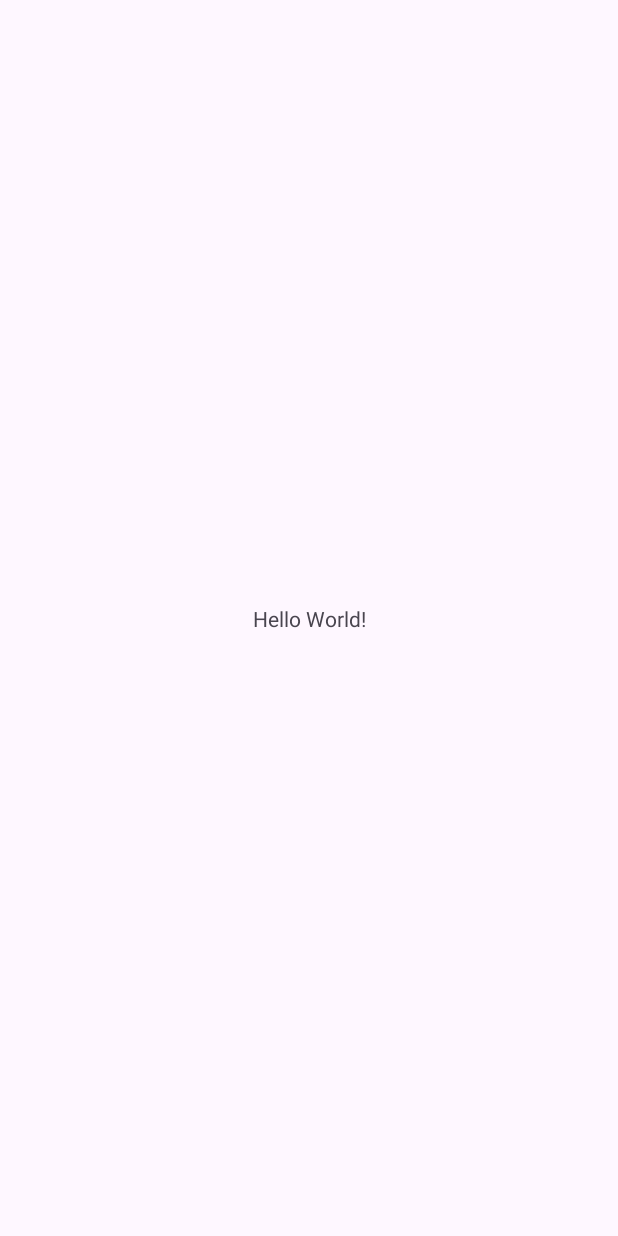
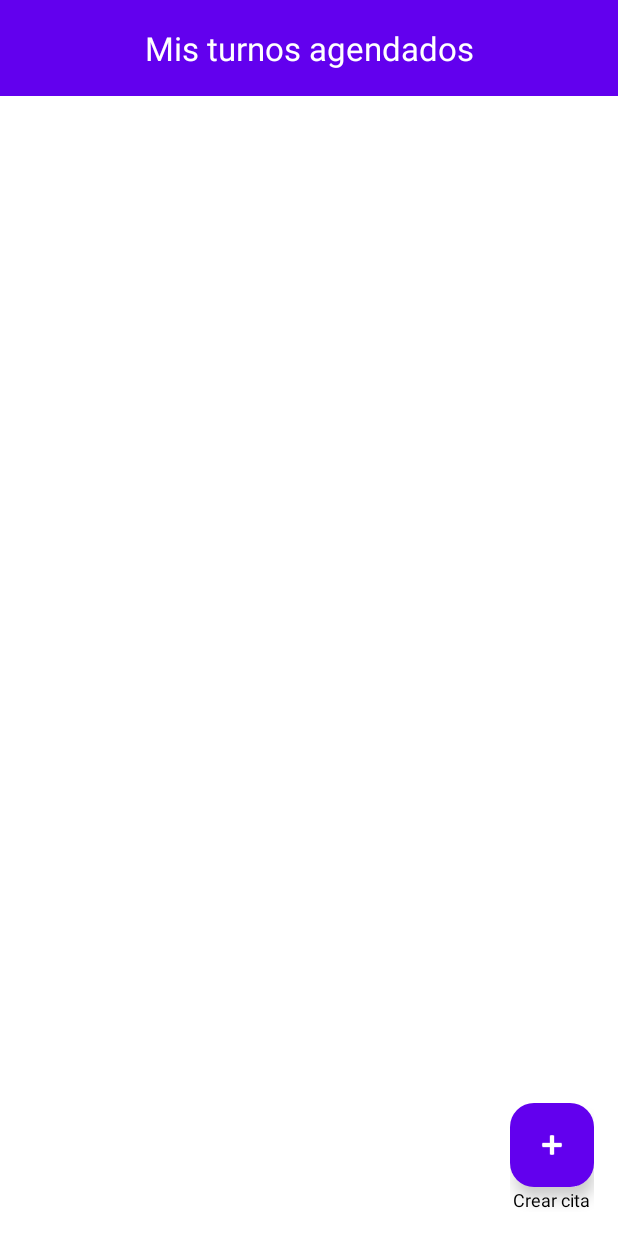
Before and after one commit to daliss228/TurnosMedicosFinal, an Android app: the screen it shows after launch (MainActivity), on a phone screen of 412 x 824 dp. Before the commit the screen is almost empty. Run offline under Robolectric (Android 15) with nearby library versions, the phone set to English and light mode, and no system bars.

Commit message:
WIP: Cambios Antrs del merge

```diff
--- a/app/src/main/AndroidManifest.xml
+++ b/app/src/main/AndroidManifest.xml
@@ -16,10 +16,10 @@
             android:exported="true">
             <intent-filter>
                 <action android:name="android.intent.action.MAIN" />
-
                 <category android:name="android.intent.category.LAUNCHER" />
             </intent-filter>
         </activity>
+        <activity android:name=".NuevaCitaActivity" />
     </application>
 
 </manifest>
--- a/app/src/main/java/com/example/turnosmedicosfinal/MainActivity.kt
+++ b/app/src/main/java/com/example/turnosmedicosfinal/MainActivity.kt
@@ -5,16 +5,34 @@ import androidx.activity.enableEdgeToEdge
 import androidx.appcompat.app.AppCompatActivity
 import androidx.core.view.ViewCompat
 import androidx.core.view.WindowInsetsCompat
+import androidx.appcompat.widget.Toolbar
+
+import android.content.Intent
+import com.google.android.material.floatingactionbutton.FloatingActionButton
+
 
 class MainActivity : AppCompatActivity() {
     override fun onCreate(savedInstanceState: Bundle?) {
         super.onCreate(savedInstanceState)
         enableEdgeToEdge()
         setContentView(R.layout.activity_main)
-        ViewCompat.setOnApplyWindowInsetsListener(findViewById(R.id.main)) { v, insets ->
-            val systemBars = insets.getInsets(WindowInsetsCompat.Type.systemBars())
-            v.setPadding(systemBars.left, systemBars.top, systemBars.right, systemBars.bottom)
+        val fab = findViewById<FloatingActionButton>(R.id.fabCrearCita)
+        fab.setOnClickListener {
+            val intent = Intent(this, NuevaCitaActivity::class.java)
+            startActivity(intent)
+        }
+
+        // Asignar toolbar como ActionBar
+        val toolbar = findViewById<Toolbar>(R.id.topAppBar)
+        setSupportActionBar(toolbar)
+        supportActionBar?.title = "Mis turnos agendados"
+
+        // Padding para insets (barras del sistema)
+        ViewCompat.setOnApplyWindowInsetsListener(toolbar) { view, insets ->
+            val statusBarHeight = insets.getInsets(WindowInsetsCompat.Type.statusBars()).top
+            view.setPadding(view.paddingLeft, statusBarHeight, view.paddingRight, view.paddingBottom)
             insets
         }
+
     }
 }
--- /dev/null
+++ b/app/src/main/res/drawable/ic_baseline_arrow_back_ios_24.xml
@@ -0,0 +1,5 @@
+<vector xmlns:android="http://schemas.android.com/apk/res/android" android:autoMirrored="true" android:height="24dp" android:tint="#000000" android:viewportHeight="24" android:viewportWidth="24" android:width="24dp">
+
+    <path android:fillColor="@android:color/white" android:pathData="M11.67,3.87L9.9,2.1 0,12l9.9,9.9 1.77,-1.77L3.54,12z"/>
+
+</vector>
--- /dev/null
+++ b/app/src/main/res/drawable/white_background.xml
@@ -0,0 +1,5 @@
+<?xml version="1.0" encoding="utf-8"?>
+<shape xmlns:android="http://schemas.android.com/apk/res/android"
+    android:shape="rectangle">
+    <solid android:color="@android:color/white" />
+</shape>
--- a/app/src/main/res/layout/activity_main.xml
+++ b/app/src/main/res/layout/activity_main.xml
@@ -1,19 +1,55 @@
 <?xml version="1.0" encoding="utf-8"?>
-<androidx.constraintlayout.widget.ConstraintLayout xmlns:android="http://schemas.android.com/apk/res/android"
+<androidx.coordinatorlayout.widget.CoordinatorLayout xmlns:android="http://schemas.android.com/apk/res/android"
     xmlns:app="http://schemas.android.com/apk/res-auto"
-    xmlns:tools="http://schemas.android.com/tools"
     android:id="@+id/main"
     android:layout_width="match_parent"
-    android:layout_height="match_parent"
-    tools:context=".MainActivity">
+    android:layout_height="match_parent">
 
-    <TextView
+    <!-- Barra superior -->
+    <com.google.android.material.appbar.MaterialToolbar
+        android:id="@+id/topAppBar"
+        android:layout_width="match_parent"
+        android:layout_height="?attr/actionBarSize"
+        android:background="@color/purple_500"
+        android:title="Mis turnos agendados"
+        app:titleTextColor="@android:color/white"
+        app:titleCentered="true"
+        app:popupTheme="@style/ThemeOverlay.Material3.Light" />
+
+    <!-- Lista de turnos -->
+    <androidx.recyclerview.widget.RecyclerView
+        android:id="@+id/recyclerTurnos"
+        android:layout_width="match_parent"
+        android:layout_height="match_parent"
+        android:layout_marginTop="?attr/actionBarSize"
+        android:paddingBottom="80dp"
+        android:clipToPadding="false"
+        app:layout_behavior="@string/appbar_scrolling_view_behavior" />
+
+    <!-- Botón flotante + texto -->
+    <LinearLayout
         android:layout_width="wrap_content"
         android:layout_height="wrap_content"
-        android:text="Hello World!"
-        app:layout_constraintBottom_toBottomOf="parent"
-        app:layout_constraintEnd_toEndOf="parent"
-        app:layout_constraintStart_toStartOf="parent"
-        app:layout_constraintTop_toTopOf="parent" />
+        android:layout_gravity="bottom|end"
+        android:layout_margin="16dp"
+        android:orientation="vertical"
+        android:gravity="center_horizontal">
 
-</androidx.constraintlayout.widget.ConstraintLayout>
+        <com.google.android.material.floatingactionbutton.FloatingActionButton
+            android:id="@+id/fabCrearCita"
+            android:layout_width="wrap_content"
+            android:layout_height="wrap_content"
+            android:contentDescription="Crear cita"
+            android:src="@android:drawable/ic_input_add"
+            app:tint="@android:color/white"
+            app:backgroundTint="@color/purple_500" />
+
+        <TextView
+            android:layout_width="wrap_content"
+            android:layout_height="wrap_content"
+            android:text="Crear cita"
+            android:textSize="12sp"
+            android:textColor="@android:color/black" />
+    </LinearLayout>
+
+</androidx.coordinatorlayout.widget.CoordinatorLayout>
--- a/app/src/main/res/values-night/themes.xml
+++ b/app/src/main/res/values-night/themes.xml
@@ -1,7 +1,16 @@
 <resources xmlns:tools="http://schemas.android.com/tools">
-    <!-- Base application theme. -->
-    <style name="Base.Theme.TurnosMedicosFinal" parent="Theme.Material3.DayNight.NoActionBar">
-        <!-- Customize your dark theme here. -->
-        <!-- <item name="colorPrimary">@color/my_dark_primary</item> -->
+    <style name="Theme.TurnosMedicosFinal" parent="Theme.Material3.DayNight.NoActionBar">
+        <!-- Colores base del tema -->
+        <item name="colorPrimary">@color/purple_500</item>
+        <item name="colorOnPrimary">@android:color/white</item>
+        <item name="colorSecondary">@color/purple_700</item>
+        <item name="colorOnSecondary">@android:color/white</item>
+
+        <!-- Fondo blanco -->
+        <item name="android:windowBackground">@drawable/white_background</item>
+
+        <!-- Opcional: bloquear modo oscuro -->
+        <item name="android:forceDarkAllowed">false</item>
+
     </style>
 </resources>
--- a/app/src/main/res/values/colors.xml
+++ b/app/src/main/res/values/colors.xml
@@ -2,4 +2,6 @@
 <resources>
     <color name="black">#FF000000</color>
     <color name="white">#FFFFFFFF</color>
+    <color name="purple_500">#6200EE</color>
+    <color name="purple_700">#3700B3</color>
 </resources>
--- a/app/src/main/res/values/themes.xml
+++ b/app/src/main/res/values/themes.xml
@@ -1,9 +1,16 @@
 <resources xmlns:tools="http://schemas.android.com/tools">
-    <!-- Base application theme. -->
-    <style name="Base.Theme.TurnosMedicosFinal" parent="Theme.Material3.DayNight.NoActionBar">
-        <!-- Customize your light theme here. -->
-        <!-- <item name="colorPrimary">@color/my_light_primary</item> -->
+    <style name="Theme.TurnosMedicosFinal" parent="Theme.Material3.DayNight.NoActionBar">
+        <!-- Colores base del tema -->
+        <item name="colorPrimary">@color/purple_500</item>
+        <item name="colorOnPrimary">@android:color/white</item>
+        <item name="colorSecondary">@color/purple_700</item>
+        <item name="colorOnSecondary">@android:color/white</item>
+
+        <!-- Fondo blanco -->
+        <item name="android:windowBackground">@drawable/white_background</item>
+
+        <!-- Opcional: bloquear modo oscuro -->
+        <item name="android:forceDarkAllowed">false</item>
+
     </style>
-
-    <style name="Theme.TurnosMedicosFinal" parent="Base.Theme.TurnosMedicosFinal" />
 </resources>
--- a/gradle/libs.versions.toml
+++ b/gradle/libs.versions.toml
@@ -1,5 +1,5 @@
 [versions]
-agp = "8.11.1"
+agp = "8.6.0"
 kotlin = "2.0.21"
 coreKtx = "1.16.0"
 junit = "4.13.2"
```
Also changed, not shown: app/src/main/java/com/example/turnosmedicosfinal/NuevaCitaActivity.kt (added, +116 -0 lines), app/src/main/res/drawable/avatar_placeholder.xml (added, +10 -0 lines), app/src/main/res/drawable/ic_add.xml (added, +10 -0 lines), app/src/main/res/layout/activity_nueva_cita.xml (added, +101 -0 lines), app/src/main/res/layout/item_turno.xml (added, +65 -0 lines).
